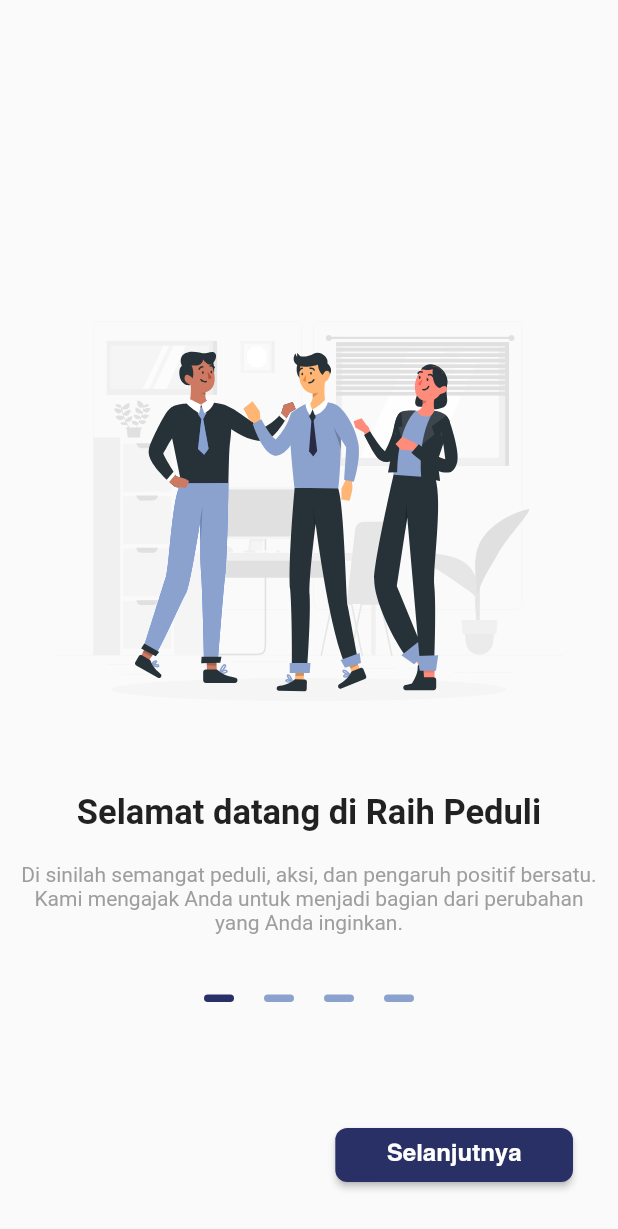
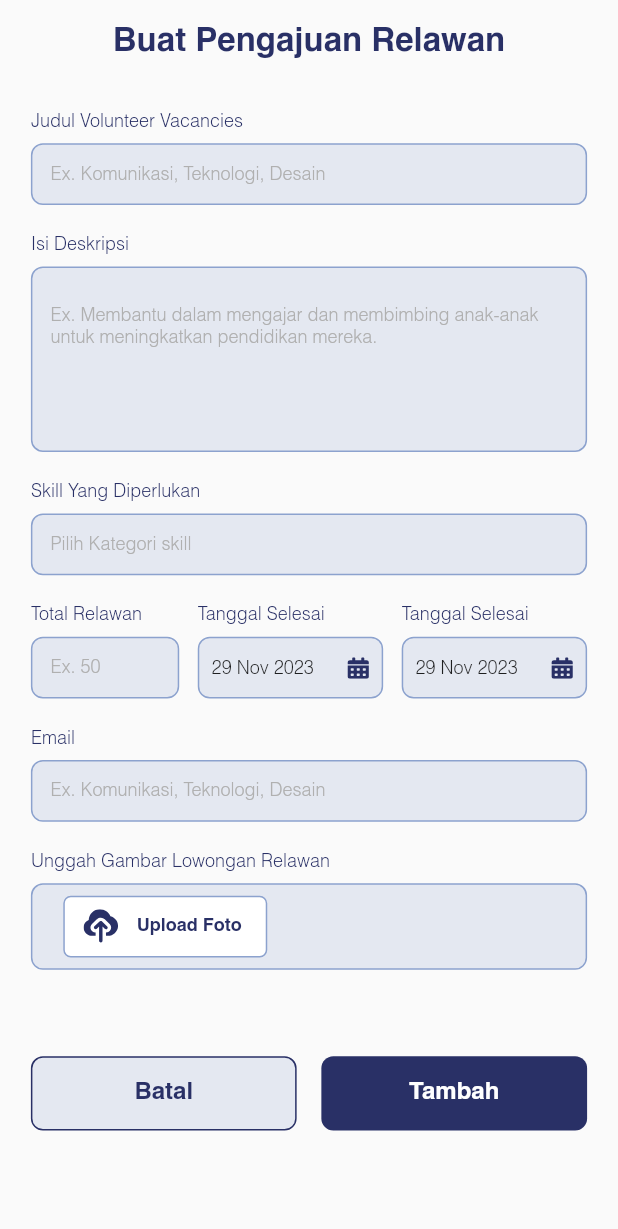
Before and after one commit to Capstone-Alterra/flutter-raih-peduli, a Flutter app: the screen it shows after launch, on a phone screen of 412 x 824 dp. Shown: the top 1229 px of the screen. Run offline on Flutter 3.47's test engine with Material 3 defaults, Android fonts, the phone set to English and light mode, and no system bars; our stand-ins replace dio, email_validator, flutter_otp_text_field, flutter_svg, quickalert, shared_preferences; network calls fail; statements that could not run were skipped; project files that could hold a hidden picture were left out.

Commit message:
Upload Request Volunteer Screen

```diff
--- a/lib/main.dart
+++ b/lib/main.dart
@@ -1,8 +1,9 @@
 import 'package:flutter/material.dart';
+import 'package:flutter_raih_peduli/screen/view/volunteer/request_volunteer.dart';
 import 'package:flutter_raih_peduli/screen/view_model/view_model_chatbot.dart';
 import 'package:flutter_raih_peduli/screen/view_model/view_model_homescreeen.dart';
+import 'package:flutter_raih_peduli/screen/view_model/view_model_volunteer_form.dart';
 import 'package:provider/provider.dart';
-import 'package:flutter_raih_peduli/screen/view/onboarding/onboarding_view.dart';
 import 'package:flutter_raih_peduli/screen/view_model/view_model_forget_password.dart';
 import 'package:flutter_raih_peduli/screen/view_model/view_model_onboarding.dart';
 import 'package:flutter_raih_peduli/screen/view_model/view_model_signup.dart';
@@ -36,6 +37,7 @@ class MyApp extends StatelessWidget {
           ChangeNotifierProvider(create: (_) => HomeScreenViewModel()),
           ChangeNotifierProvider(create: (_) => NewsViewModel()),
           ChangeNotifierProvider(create: (_) => ChatbotViewModel()),
+          ChangeNotifierProvider(create: (_) => VolunteerFormViewModel()),
         ],
         child: MaterialApp(
           theme: ThemeData(
@@ -46,7 +48,7 @@ class MyApp extends StatelessWidget {
             ),
           ),
           debugShowCheckedModeBanner: false,
-          home: const Onbording(),
+          home: const RequestVolunteerScreen(),
         ));
   }
 }
--- /dev/null
+++ b/lib/screen/view/volunteer/request_volunteer.dart
@@ -0,0 +1,50 @@
+import 'package:flutter/material.dart';
+import 'package:flutter_raih_peduli/screen/view/widgets/volunteer/button_request_volunteer.dart';
+import 'package:flutter_raih_peduli/screen/view/widgets/volunteer/form_request_volunteer.dart';
+
+class RequestVolunteerScreen extends StatefulWidget {
+  const RequestVolunteerScreen({super.key});
+
+  @override
+  State<RequestVolunteerScreen> createState() => _RequestVolunteerScreenState();
+}
+
+class _RequestVolunteerScreenState extends State<RequestVolunteerScreen> {
+  @override
+  Widget build(BuildContext context) {
+    Size size = MediaQuery.of(context).size;
+    return Scaffold(
+      resizeToAvoidBottomInset: false,
+      appBar: AppBar(
+        backgroundColor: Colors.transparent,
+        elevation: 0,
+        centerTitle: true,
+        title: const Text(
+          'Buat Pengajuan Relawan',
+          style: TextStyle(
+              color: Color(0xff293066),
+              fontFamily: 'Helvetica',
+              fontSize: 22,
+              fontWeight: FontWeight.bold),
+        ),
+      ),
+      body: Padding(
+        padding: EdgeInsetsDirectional.fromSTEB(
+          size.width * 0.05,
+          size.height * 0.02,
+          size.width * 0.05,
+          size.height * 0.05,
+        ),
+        child: Column(
+          children: [
+            const FormRequestVolunteer(),
+            Padding(
+              padding: EdgeInsets.only(top: size.height * 0.07),
+              child: const ButtonRequestVolunteer(),
+            ),
+          ],
+        ),
+      ),
+    );
+  }
+}
--- /dev/null
+++ b/lib/screen/view/widgets/volunteer/button_request_volunteer.dart
@@ -0,0 +1,75 @@
+import 'package:flutter/material.dart';
+
+class ButtonRequestVolunteer extends StatefulWidget {
+  const ButtonRequestVolunteer({super.key});
+
+  @override
+  State<ButtonRequestVolunteer> createState() => _ButtonRequestVolunteerState();
+}
+
+class _ButtonRequestVolunteerState extends State<ButtonRequestVolunteer> {
+  @override
+  Widget build(BuildContext context) {
+    Size size = MediaQuery.of(context).size;
+    return Row(
+      mainAxisAlignment: MainAxisAlignment.spaceBetween,
+      children: [
+        Container(
+          decoration: BoxDecoration(
+            color: const Color(0xff8CA2CE).withOpacity(0.2),
+            borderRadius: BorderRadius.circular(8),
+            border: Border.all(
+              color: const Color(0xff293066),
+            ),
+          ),
+          height: size.height * 0.06,
+          width: size.width * 0.43,
+          child: ElevatedButton(
+            onPressed: () {},
+            style: ButtonStyle(
+              elevation: MaterialStateProperty.all(0),
+              backgroundColor: MaterialStateProperty.all(
+                Colors.transparent,
+              ),
+            ),
+            child: const Text(
+              'Batal',
+              style: TextStyle(
+                fontFamily: 'Helvetica',
+                fontWeight: FontWeight.bold,
+                fontSize: 16,
+                color: Color(0xff293066),
+              ),
+            ),
+          ),
+        ),
+        Container(
+          decoration: BoxDecoration(
+            color: const Color(0xff293066),
+            borderRadius: BorderRadius.circular(8),
+          ),
+          height: size.height * 0.06,
+          width: size.width * 0.43,
+          child: ElevatedButton(
+            onPressed: () {},
+            style: ButtonStyle(
+              elevation: MaterialStateProperty.all(0),
+              backgroundColor: MaterialStateProperty.all(
+                Colors.transparent,
+              ),
+            ),
+            child: const Text(
+              'Tambah',
+              style: TextStyle(
+                fontFamily: 'Helvetica',
+                fontWeight: FontWeight.bold,
+                fontSize: 16,
+                color: Colors.white,
+              ),
+            ),
+          ),
+        ),
+      ],
+    );
+  }
+}
--- /dev/null
+++ b/lib/screen/view/widgets/volunteer/date_and_number_picker.dart
@@ -0,0 +1,153 @@
+import 'package:flutter/material.dart';
+import 'package:flutter_raih_peduli/screen/view/widgets/volunteer/text_volunteer.dart';
+import 'package:flutter_raih_peduli/screen/view_model/view_model_volunteer_form.dart';
+import 'package:flutter_svg/flutter_svg.dart';
+import 'package:intl/intl.dart';
+import 'package:provider/provider.dart';
+
+class DateAndTotalVacancies extends StatefulWidget {
+  const DateAndTotalVacancies({super.key});
+
+  @override
+  State<DateAndTotalVacancies> createState() => DateAndTotalVacanciesState();
+}
+
+class DateAndTotalVacanciesState extends State<DateAndTotalVacancies> {
+  late VolunteerFormViewModel volunteerFormViewModel;
+  @override
+  void initState() {
+    super.initState();
+    volunteerFormViewModel =
+        Provider.of<VolunteerFormViewModel>(context, listen: false);
+  }
+
+  @override
+  Widget build(BuildContext context) {
+    Size size = MediaQuery.of(context).size;
+    return Row(
+      mainAxisAlignment: MainAxisAlignment.spaceBetween,
+      children: [
+        Column(
+          crossAxisAlignment: CrossAxisAlignment.start,
+          children: [
+            textForVolunteer('Total Relawan'),
+            const SizedBox(height: 8),
+            Container(
+              decoration: BoxDecoration(
+                color: const Color(0xff8CA2CE).withOpacity(0.2),
+                borderRadius: BorderRadius.circular(8),
+                border: Border.all(
+                  color: const Color(0xff8CA2CE),
+                ),
+              ),
+              height: size.height * 0.05,
+              width: size.width * 0.24,
+              child: TextFormField(
+                decoration: const InputDecoration(
+                  hintText: 'Ex. 50',
+                  hintStyle: TextStyle(
+                    color: Color(0xffB0B0B0),
+                    fontFamily: 'Helvetica',
+                    fontSize: 12,
+                  ),
+                  enabledBorder: OutlineInputBorder(
+                    borderSide: BorderSide(
+                      color: Colors.transparent,
+                    ),
+                  ),
+                  focusedBorder: OutlineInputBorder(
+                    borderSide: BorderSide(
+                      color: Colors.transparent,
+                    ),
+                  ),
+                ),
+              ),
+            ),
+          ],
+        ),
+        Column(
+          crossAxisAlignment: CrossAxisAlignment.start,
+          children: [
+            textForVolunteer('Tanggal Selesai'),
+            const SizedBox(height: 8),
+            InkWell(
+              onTap: () {
+                volunteerFormViewModel.setDate1(context);
+              },
+              child: Container(
+                padding: EdgeInsets.only(
+                  left: size.width * 0.02,
+                  right: size.width * 0.02,
+                ),
+                decoration: BoxDecoration(
+                  color: const Color(0xff8CA2CE).withOpacity(0.2),
+                  borderRadius: BorderRadius.circular(8),
+                  border: Border.all(
+                    color: const Color(0xff8CA2CE),
+                  ),
+                ),
+                height: size.height * 0.05,
+                width: size.width * 0.3,
+                child: Row(
+                  mainAxisAlignment: MainAxisAlignment.spaceBetween,
+                  children: [
+                    Text(
+                      DateFormat('dd MMM yyyy')
+                          .format(volunteerFormViewModel.dueDate1),
+                      style: const TextStyle(
+                        fontFamily: 'Helvetica',
+                        fontSize: 12,
+                      ),
+                    ),
+                    SvgPicture.asset('assets/date_icon.svg')
+                  ],
+                ),
+              ),
+            ),
+          ],
+        ),
+        Column(
+          crossAxisAlignment: CrossAxisAlignment.start,
+          children: [
+            textForVolunteer('Tanggal Selesai'),
+            const SizedBox(height: 8),
+            InkWell(
+              onTap: () {
+                volunteerFormViewModel.setDate2(context);
+              },
+              child: Container(
+                padding: EdgeInsets.only(
+                  left: size.width * 0.02,
+                  right: size.width * 0.02,
+                ),
+                decoration: BoxDecoration(
+                  color: const Color(0xff8CA2CE).withOpacity(0.2),
+                  borderRadius: BorderRadius.circular(8),
+                  border: Border.all(
+                    color: const Color(0xff8CA2CE),
+                  ),
+                ),
+                height: size.height * 0.05,
+                width: size.width * 0.3,
+                child: Row(
+                  mainAxisAlignment: MainAxisAlignment.spaceBetween,
+                  children: [
+                    Text(
+                      DateFormat('dd MMM yyyy')
+                          .format(volunteerFormViewModel.dueDate2),
+                      style: const TextStyle(
+                        fontFamily: 'Helvetica',
+                        fontSize: 12,
+                      ),
+                    ),
+                    SvgPicture.asset('assets/date_icon.svg')
+                  ],
+                ),
+              ),
+            ),
+          ],
+        ),
+      ],
+    );
+  }
+}
--- /dev/null
+++ b/lib/screen/view/widgets/volunteer/form_request_volunteer.dart
@@ -0,0 +1,164 @@
+import 'package:flutter/material.dart';
+import 'package:flutter_raih_peduli/screen/view/widgets/volunteer/date_and_number_picker.dart';
+import 'package:flutter_raih_peduli/screen/view/widgets/volunteer/image_picker.dart';
+import 'package:flutter_raih_peduli/screen/view/widgets/volunteer/text_volunteer.dart';
+
+class FormRequestVolunteer extends StatefulWidget {
+  const FormRequestVolunteer({super.key});
+
+  @override
+  State<FormRequestVolunteer> createState() => _FormRequestVolunteerState();
+}
+
+class _FormRequestVolunteerState extends State<FormRequestVolunteer> {
+  @override
+  Widget build(BuildContext context) {
+    Size size = MediaQuery.of(context).size;
+    return Form(
+      child: Column(
+        crossAxisAlignment: CrossAxisAlignment.start,
+        children: [
+          textForVolunteer('Judul Volunteer Vacancies'),
+          const SizedBox(height: 8),
+          Container(
+            decoration: BoxDecoration(
+              color: const Color(0xff8CA2CE).withOpacity(0.2),
+              borderRadius: BorderRadius.circular(8),
+              border: Border.all(
+                color: const Color(0xff8CA2CE),
+              ),
+            ),
+            height: size.height * 0.05,
+            child: TextFormField(
+              decoration: const InputDecoration(
+                hintText: 'Ex. Komunikasi, Teknologi, Desain',
+                hintStyle: TextStyle(
+                  color: Color(0xffB0B0B0),
+                  fontFamily: 'Helvetica',
+                  fontSize: 12,
+                ),
+                enabledBorder: OutlineInputBorder(
+                  borderSide: BorderSide(
+                    color: Colors.transparent,
+                  ),
+                ),
+                focusedBorder: OutlineInputBorder(
+                  borderSide: BorderSide(
+                    color: Colors.transparent,
+                  ),
+                ),
+              ),
+            ),
+          ),
+          const SizedBox(height: 18),
+          textForVolunteer('Isi Deskripsi'),
+          const SizedBox(height: 8),
+          Container(
+            decoration: BoxDecoration(
+              color: const Color(0xff8CA2CE).withOpacity(0.2),
+              borderRadius: BorderRadius.circular(8),
+              border: Border.all(
+                color: const Color(0xff8CA2CE),
+              ),
+            ),
+            height: size.height * 0.15,
+            child: TextFormField(
+              maxLines: 10,
+              decoration: const InputDecoration(
+                hintText:
+                    'Ex. Membantu dalam mengajar dan membimbing anak-anak untuk meningkatkan pendidikan mereka.',
+                hintStyle: TextStyle(
+                  color: Color(0xffB0B0B0),
+                  fontFamily: 'Helvetica',
+                  fontSize: 12,
+                ),
+                enabledBorder: OutlineInputBorder(
+                  borderSide: BorderSide(
+                    color: Colors.transparent,
+                  ),
+                ),
+                focusedBorder: OutlineInputBorder(
+                  borderSide: BorderSide(
+                    color: Colors.transparent,
+                  ),
+                ),
+              ),
+            ),
+          ),
+          const SizedBox(height: 18),
+          textForVolunteer('Skill Yang Diperlukan'),
+          const SizedBox(height: 8),
+          Container(
+            decoration: BoxDecoration(
+              color: const Color(0xff8CA2CE).withOpacity(0.2),
+              borderRadius: BorderRadius.circular(8),
+              border: Border.all(
+                color: const Color(0xff8CA2CE),
+              ),
+            ),
+            height: size.height * 0.05,
+            child: TextFormField(
+              decoration: const InputDecoration(
+                hintText: 'Pilih Kategori skill',
+                hintStyle: TextStyle(
+                  color: Color(0xffB0B0B0),
+                  fontFamily: 'Helvetica',
+                  fontSize: 12,
+                ),
+                enabledBorder: OutlineInputBorder(
+                  borderSide: BorderSide(
+                    color: Colors.transparent,
+                  ),
+                ),
+                focusedBorder: OutlineInputBorder(
+                  borderSide: BorderSide(
+                    color: Colors.transparent,
+                  ),
+                ),
+              ),
+            ),
+          ),
+          const SizedBox(height: 18),
+          const DateAndTotalVacancies(),
+          const SizedBox(height: 18),
+          textForVolunteer('Email'),
+          const SizedBox(height: 8),
+          Container(
+            decoration: BoxDecoration(
+              color: const Color(0xff8CA2CE).withOpacity(0.2),
+              borderRadius: BorderRadius.circular(8),
+              border: Border.all(
+                color: const Color(0xff8CA2CE),
+              ),
+            ),
+            height: size.height * 0.05,
+            child: TextFormField(
+              decoration: const InputDecoration(
+                hintText: 'Ex. Komunikasi, Teknologi, Desain',
+                hintStyle: TextStyle(
+                  color: Color(0xffB0B0B0),
+                  fontFamily: 'Helvetica',
+                  fontSize: 12,
+                ),
+                enabledBorder: OutlineInputBorder(
+                  borderSide: BorderSide(
+                    color: Colors.transparent,
+                  ),
+                ),
+                focusedBorder: OutlineInputBorder(
+                  borderSide: BorderSide(
+                    color: Colors.transparent,
+                  ),
+                ),
+              ),
+            ),
+          ),
+          const SizedBox(height: 18),
+          textForVolunteer('Unggah Gambar Lowongan Relawan'),
+          const SizedBox(height: 8),
+          const ImagePicker(),
+        ],
+      ),
+    );
+  }
+}
--- /dev/null
+++ b/lib/screen/view/widgets/volunteer/image_picker.dart
@@ -0,0 +1,68 @@
+import 'package:flutter/material.dart';
+import 'package:flutter_svg/svg.dart';
+
+class ImagePicker extends StatefulWidget {
+  const ImagePicker({super.key});
+
+  @override
+  State<ImagePicker> createState() => _ImagePickerState();
+}
+
+class _ImagePickerState extends State<ImagePicker> {
+  @override
+  Widget build(BuildContext context) {
+    Size size = MediaQuery.of(context).size;
+    return Container(
+      decoration: BoxDecoration(
+        color: const Color(0xff8CA2CE).withOpacity(0.2),
+        borderRadius: BorderRadius.circular(8),
+        border: Border.all(
+          color: const Color(0xff8CA2CE),
+        ),
+      ),
+      height: size.height * 0.07,
+      width: double.infinity,
+      child: Padding(
+        padding: EdgeInsetsDirectional.fromSTEB(
+          size.width * 0.05,
+          0,
+          0,
+          0,
+        ),
+        child: Stack(
+          alignment: const AlignmentDirectional(-1, 0),
+          children: [
+            Container(
+              alignment: Alignment.centerLeft,
+              width: size.width * 0.33,
+              height: size.height * 0.05,
+              decoration: BoxDecoration(
+                color: Colors.white,
+                borderRadius: BorderRadius.circular(5),
+                border: Border.all(
+                  color: const Color(0xff8CA2CE),
+                ),
+              ),
+              child: Row(
+                children: [
+                  IconButton(
+                    onPressed: () {},
+                    icon: SvgPicture.asset('assets/upload_foto.svg'),
+                  ),
+                  const Text(
+                    'Upload Foto',
+                    style: TextStyle(
+                        color: Color(0xff293066),
+                        fontFamily: 'Helvetica',
+                        fontSize: 12,
+                        fontWeight: FontWeight.bold),
+                  ),
+                ],
+              ),
+            ),
+          ],
+        ),
+      ),
+    );
+  }
+}
--- a/lib/screen/view/widgets/volunteer/text_form.dart
+++ b/lib/screen/view/widgets/volunteer/text_form.dart
@@ -1,6 +1,6 @@
 import 'package:flutter/material.dart';
+import 'package:flutter_raih_peduli/screen/view/widgets/volunteer/image_picker.dart';
 import 'package:flutter_raih_peduli/screen/view/widgets/volunteer/text_volunteer.dart';
-import 'package:flutter_svg/flutter_svg.dart';
 
 class TextFormVolunteer extends StatefulWidget {
   const TextFormVolunteer({super.key});
@@ -121,58 +121,7 @@ class TextFormVolunteerState extends State<TextFormVolunteer> {
         const SizedBox(height: 18),
         textForVolunteer('Foto'),
         const SizedBox(height: 8),
-        Container(
-          decoration: BoxDecoration(
-            color: const Color(0xff8CA2CE).withOpacity(0.2),
-            borderRadius: BorderRadius.circular(8),
-            border: Border.all(
-              color: const Color(0xff8CA2CE),
-            ),
-          ),
-          height: size.height * 0.07,
-          width: double.infinity,
-          child: Padding(
-            padding: EdgeInsetsDirectional.fromSTEB(
-              size.width * 0.05,
-              0,
-              0,
-              0,
-            ),
-            child: Stack(
-              alignment: const AlignmentDirectional(-1, 0),
-              children: [
-                Container(
-                  alignment: Alignment.centerLeft,
-                  width: size.width * 0.33,
-                  height: size.height * 0.05,
-                  decoration: BoxDecoration(
-                    color: Colors.white,
-                    borderRadius: BorderRadius.circular(5),
-                    border: Border.all(
-                      color: const Color(0xff8CA2CE),
-                    ),
-                  ),
-                  child: Row(
-                    children: [
-                      IconButton(
-                        onPressed: () {},
-                        icon: SvgPicture.asset('assets/upload_foto.svg'),
-                      ),
-                      const Text(
-                        'Upload Foto',
-                        style: TextStyle(
-                            color: Color(0xff293066),
-                            fontFamily: 'Helvetica',
-                            fontSize: 12,
-                            fontWeight: FontWeight.bold),
-                      ),
-                    ],
-                  ),
-                ),
-              ],
-            ),
-          ),
-        ),
+        const ImagePicker()
       ],
     );
   }
--- a/lib/screen/view/widgets/volunteer/text_volunteer.dart
+++ b/lib/screen/view/widgets/volunteer/text_volunteer.dart
@@ -4,9 +4,9 @@ Text textForVolunteer(String text) {
   return Text(
     text,
     style: const TextStyle(
-        color: Color(0xff293066),
-        fontFamily: 'Helvetica',
-        fontSize: 16,
-        fontWeight: FontWeight.bold),
+      color: Color(0xff293066),
+      fontFamily: 'Helvetica',
+      fontSize: 12,
+    ),
   );
 }
--- /dev/null
+++ b/lib/screen/view_model/view_model_volunteer_form.dart
@@ -0,0 +1,46 @@
+import 'package:flutter/material.dart';
+
+class VolunteerFormViewModel extends ChangeNotifier {
+  DateTime date1 = DateTime.now();
+  DateTime get dueDate1 => date1;
+  DateTime date2 = DateTime.now();
+  DateTime get dueDate2 => date2;
+
+  set dueDate1(DateTime value) {
+    date1 = value;
+    notifyListeners();
+  }
+
+  void setDate1(BuildContext context) async {
+    final selectedDate1 = await showDatePicker(
+      context: context,
+      initialDate: DateTime.now(),
+      firstDate: DateTime(1990),
+      lastDate: DateTime.now().add(const Duration(days: 365 * 5)),
+    );
+
+    if (selectedDate1 == null) return;
+
+    date1 = selectedDate1;
+    notifyListeners(); // Notify listeners about the dueDate change
+  }
+
+  set dueDate2(DateTime value) {
+    date2 = value;
+    notifyListeners();
+  }
+
+  void setDate2(BuildContext context) async {
+    final selectedDate2 = await showDatePicker(
+      context: context,
+      initialDate: DateTime.now(),
+      firstDate: DateTime(1990),
+      lastDate: DateTime.now().add(const Duration(days: 365 * 5)),
+    );
+
+    if (selectedDate2 == null) return;
+
+    date2 = selectedDate2;
+    notifyListeners(); // Notify listeners about the dueDate change
+  }
+}
```
Also changed, not shown: assets/date_icon.svg (added).
